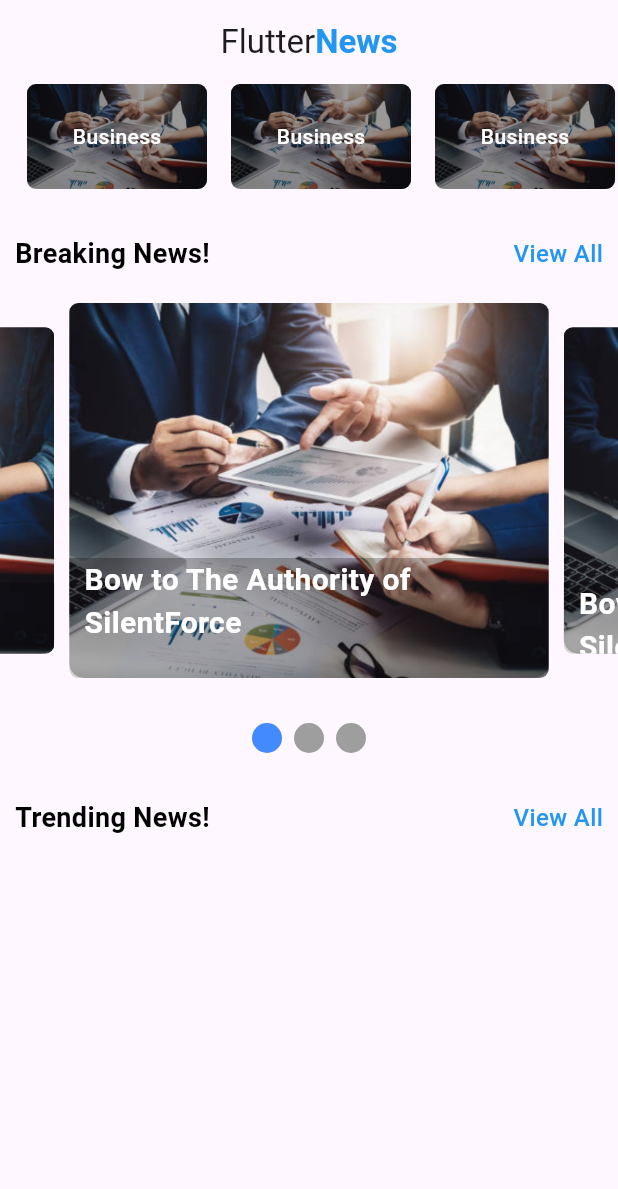
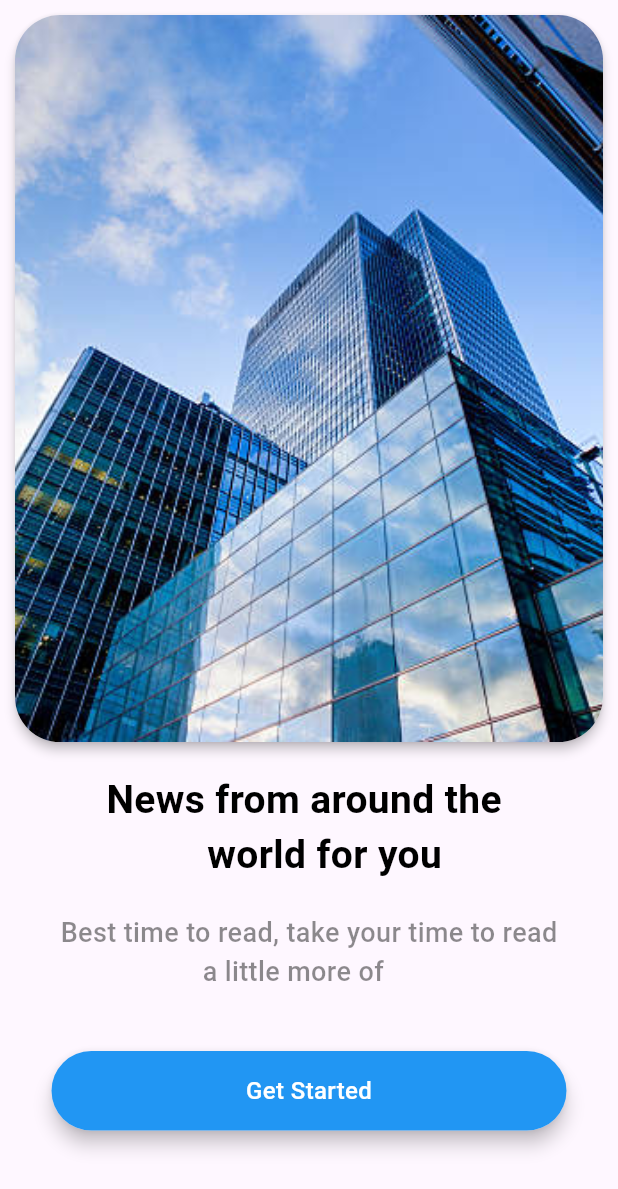
Before and after one commit to thonguyenp/FlutterProgramming, a Flutter app: the screen it shows after launch, on a phone screen of 412 x 824 dp. Shown: the top 1189 px of the screen. Run offline on Flutter 3.47's test engine with Material 3 defaults, Android fonts, the phone set to English and light mode, and no system bars; drawn by our look-alikes of carousel_slider, smooth_page_indicator; our stand-ins replace image_picker.

Commit message:
Hoàn thành phần landing page và chuyển trang từ landing page vào home

```diff
--- a/news_app_project/lib/main.dart
+++ b/news_app_project/lib/main.dart
@@ -1,5 +1,7 @@
 import 'package:flutter/material.dart';
 import 'pages/home.dart';
+import 'pages/landing_page.dart';
+
 void main() {
   runApp(const MyApp());
 }
@@ -30,7 +32,7 @@ class MyApp extends StatelessWidget {
         // tested with just a hot reload.
         colorScheme: ColorScheme.fromSeed(seedColor: Colors.deepPurple),
       ),
-      home: Home(),
+      home: LandingPage(),
     );
   }
 }
--- /dev/null
+++ b/news_app_project/lib/pages/landing_page.dart
@@ -0,0 +1,90 @@
+import 'package:flutter/material.dart';
+import 'package:news_app_project/pages/home.dart';
+class LandingPage extends StatefulWidget {
+  const LandingPage({super.key});
+
+  @override
+  State<LandingPage> createState() => _LandingPageState();
+}
+
+class _LandingPageState extends State<LandingPage> {
+  @override
+  Widget build(BuildContext context) {
+    return Scaffold(
+      body: Container(
+        margin: EdgeInsets.symmetric(horizontal: 10, vertical: 10),
+        child: Column(
+          children: [
+            Material(
+              elevation: 3,
+              borderRadius: BorderRadius.circular(30),
+              child: ClipRRect(
+                borderRadius: BorderRadius.circular(30),
+                child: Image.asset(
+                  "images/building.jpg",
+                  width: MediaQuery.of(context).size.width,
+                  height: MediaQuery.of(context).size.height / 1.7,
+                  fit: BoxFit.cover,
+                ),
+              ),
+            ),
+            SizedBox(height: 20),
+            Text(
+              "News from around the \n          world for you",
+              style: TextStyle(
+                color: Colors.black,
+                fontSize: 26,
+                fontWeight: FontWeight.bold,
+              ),
+            ),
+            SizedBox(height: 20),
+            Text(
+              "Best time to read, take your time to read\n                    a little more of",
+              style: TextStyle(
+                color: Colors.black45,
+                fontSize: 18,
+                fontWeight: FontWeight.w500,
+              ),
+            ),
+            SizedBox(height: 40,),
+            Container(
+              width: MediaQuery.of(context).size.width/1.2,
+              child: Material(
+                borderRadius: BorderRadius.circular(30),
+                elevation: 5,
+                child: GestureDetector(
+                  onTap: ()
+                  {
+                    Navigator.push (
+                      context,
+                      MaterialPageRoute(builder: (context) => Home()),
+                    );
+                  },
+                  child: Container(
+                    width: MediaQuery.of(context).size.width/1.2,
+                    padding: EdgeInsets.symmetric(vertical: 15),
+                    decoration: BoxDecoration(
+                      color: Colors.blue,
+                      borderRadius: BorderRadius.circular(30),
+                    ),
+                    child: Center(
+                      child: Text(
+                        "Get Started",
+                        style: TextStyle(
+                          color: Colors.white,
+                          fontSize: 16,
+                          fontWeight: FontWeight.w500,
+                        ),
+
+                      ),
+                    ),
+                  ),
+                ),
+              ),
+            ),
+          ],
+        ),
+      ),
+    );
+  }
+}
```
Also changed, not shown: news_app_project/lib/pages/home.dart (+101 -3 lines), news_app_project/images/building.jpg (added).
